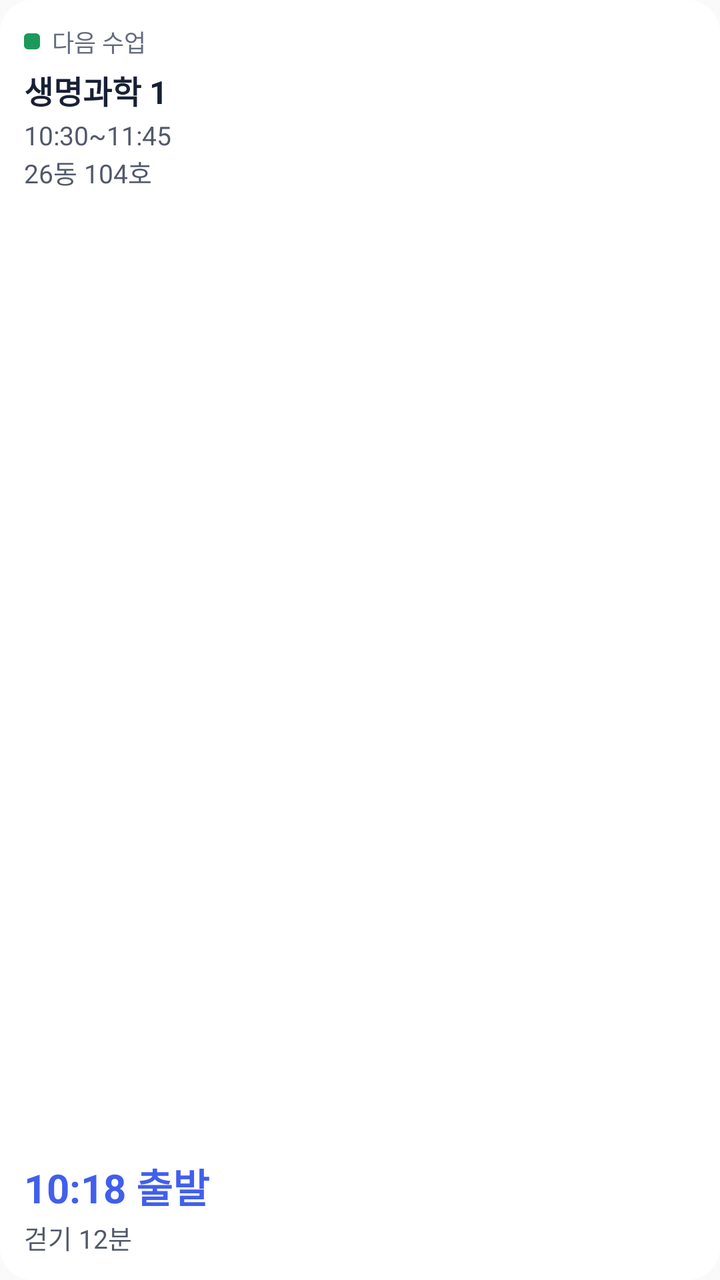
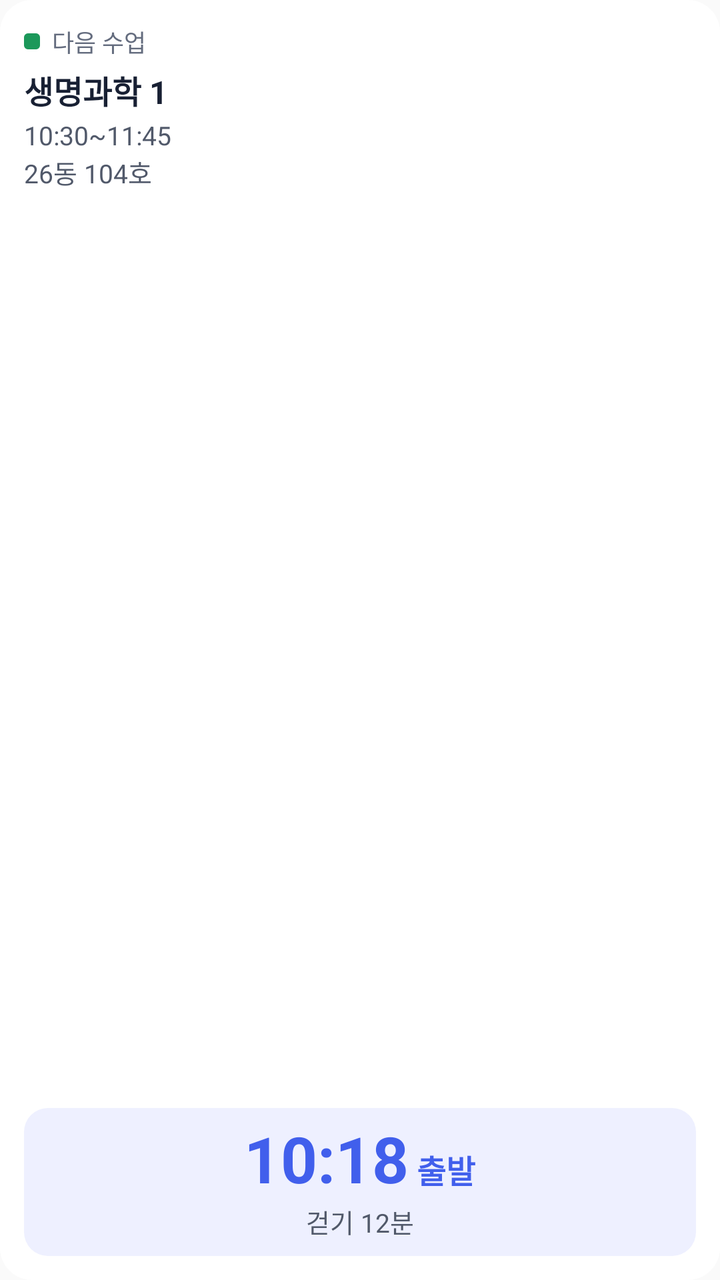

Screens rendered from an Android XML layout before and after an edit, with the pre-edit source and the edit as a unified diff.
<!-- AndroidManifest.xml: application theme AppTheme -->
<!-- res/layout/widget_next_preview.xml -->
<?xml version="1.0" encoding="utf-8"?>
<LinearLayout xmlns:android="http://schemas.android.com/apk/res/android"
    android:layout_width="match_parent"
    android:layout_height="match_parent"
    android:background="@drawable/widget_bg"
    android:orientation="vertical"
    android:padding="12dp">

    <LinearLayout
        android:layout_width="match_parent"
        android:layout_height="wrap_content"
        android:gravity="center_vertical"
        android:orientation="horizontal">

        <ImageView
            android:layout_width="8dp"
            android:layout_height="8dp"
            android:layout_marginEnd="6dp"
            android:background="@drawable/widget_mark_item1"
            android:importantForAccessibility="no" />

        <TextView
            style="@style/TTWWidget.Caption"
            android:text="@string/w_next" />
    </LinearLayout>

    <TextView
        style="@style/TTWWidget.Title"
        android:layout_marginTop="4dp"
        android:text="@string/w_preview_name" />

    <TextView
        style="@style/TTWWidget.Body"
        android:layout_marginTop="2dp"
        android:text="@string/w_preview_time" />

    <TextView
        style="@style/TTWWidget.Body"
        android:text="@string/w_preview_place" />

    <FrameLayout
        android:layout_width="match_parent"
        android:layout_height="0dp"
        android:layout_weight="1"
        android:minHeight="4dp" />

    <TextView
        style="@style/TTWWidget.Hero"
        android:text="@string/w_preview_hero" />

    <TextView
        style="@style/TTWWidget.HeroSub"
        android:layout_marginTop="2dp"
        android:text="@string/w_preview_hero_sub" />
</LinearLayout>
<!-- resources referenced by this layout -->
<resources>
  <!-- drawable widget_bg (drawable) -->
  <?xml version="1.0" encoding="utf-8"?>
  <shape xmlns:android="http://schemas.android.com/apk/res/android" android:shape="rectangle">
      <solid android:color="@color/widget_bg" />
      <corners android:radius="16dp" />
  </shape>
  <!-- drawable widget_mark_item1 (drawable) -->
  <?xml version="1.0" encoding="utf-8"?>
  <shape xmlns:android="http://schemas.android.com/apk/res/android" android:shape="rectangle">
      <solid android:color="@color/widget_mark_item1" />
      <corners android:radius="2dp" />
  </shape>
  <string name="w_next">다음 수업</string>
  <string name="w_preview_hero">10:18 출발</string>
  <string name="w_preview_hero_sub">걷기 12분</string>
  <string name="w_preview_name">생명과학 1</string>
  <string name="w_preview_place">26동 104호</string>
  <string name="w_preview_time">10:30~11:45</string>
  <style name="TTWWidget.Body">
          <item name="android:layout_width">match_parent</item>
          <item name="android:layout_height">wrap_content</item>
          <item name="android:textSize">13sp</item>
          <item name="android:textColor">@color/widget_text2</item>
          <item name="android:maxLines">1</item>
          <item name="android:ellipsize">end</item>
      </style>
  <style name="TTWWidget.Hero">
          <item name="android:layout_width">match_parent</item>
          <item name="android:layout_height">wrap_content</item>
          <item name="android:textSize">20sp</item>
          <item name="android:textStyle">bold</item>
          <item name="android:textColor">@color/widget_accent</item>
          <item name="android:fontFeatureSettings">tnum</item>
          <item name="android:maxLines">1</item>
          <item name="android:ellipsize">end</item>
          <item name="android:includeFontPadding">false</item>
      </style>
  <style name="TTWWidget.HeroSub">
          <item name="android:layout_width">match_parent</item>
          <item name="android:layout_height">wrap_content</item>
          <item name="android:textSize">13sp</item>
          <item name="android:textColor">@color/widget_text2</item>
          <item name="android:maxLines">1</item>
          <item name="android:ellipsize">end</item>
          <item name="android:includeFontPadding">false</item>
      </style>
  <style name="TTWWidget.Title">
          <item name="android:layout_width">match_parent</item>
          <item name="android:layout_height">wrap_content</item>
          <item name="android:textSize">16sp</item>
          <item name="android:textStyle">bold</item>
          <item name="android:textColor">@color/widget_text</item>
          <item name="android:maxLines">2</item>
          <item name="android:ellipsize">end</item>
      </style>
  <style name="AppTheme" parent="Theme.AppCompat.Light.DarkActionBar">
          
          <item name="colorPrimary">@color/colorPrimary</item>
          <item name="colorPrimaryDark">@color/colorPrimaryDark</item>
          <item name="colorAccent">@color/colorAccent</item>
      </style>
  <color name="widget_bg">#FFFFFF</color>
  <color name="widget_mark_item1">#1C985A</color>
  <color name="widget_text2">#51596A</color>
  <color name="widget_text3">#646C7E</color>
  <color name="widget_accent">#415FEC</color>
  <color name="widget_text">#182033</color>
  <!-- unchanged entries left out for length: 1 -->
</resources>

<!-- the commit's change to res/layout/widget_next_preview.xml (unified diff, before → after) -->
@@ -44,12 +44,35 @@
         android:layout_weight="1"
         android:minHeight="4dp" />
 
-    <TextView
-        style="@style/TTWWidget.Hero"
-        android:text="@string/w_preview_hero" />
+    <LinearLayout
+        android:layout_width="match_parent"
+        android:layout_height="wrap_content"
+        android:background="@drawable/widget_block"
+        android:gravity="center_horizontal"
+        android:orientation="vertical"
+        android:padding="8dp">
 
-    <TextView
-        style="@style/TTWWidget.HeroSub"
-        android:layout_marginTop="2dp"
-        android:text="@string/w_preview_hero_sub" />
+        <LinearLayout
+            android:layout_width="wrap_content"
+            android:layout_height="wrap_content"
+            android:baselineAligned="true"
+            android:orientation="horizontal">
+
+            <TextView
+                style="@style/TTWWidget.Hero"
+                android:text="@string/w_preview_hero_time" />
+
+            <TextView
+                style="@style/TTWWidget.Hero"
+                android:layout_marginStart="4dp"
+                android:text="@string/w_preview_hero_word"
+                android:textSize="16sp" />
+        </LinearLayout>
+
+        <TextView
+            style="@style/TTWWidget.HeroSub"
+            android:layout_width="wrap_content"
+            android:layout_marginTop="2dp"
+            android:text="@string/w_preview_hero_sub" />
+    </LinearLayout>
 </LinearLayout>
<!-- resource entries referenced after the edit -->
@@ -6,6 +6,12 @@
       <solid android:color="@color/widget_bg" />
       <corners android:radius="16dp" />
   </shape>
+  <!-- drawable widget_block (drawable) -->
+  <?xml version="1.0" encoding="utf-8"?>
+  <shape xmlns:android="http://schemas.android.com/apk/res/android" android:shape="rectangle">
+      <solid android:color="@color/widget_accent_weak" />
+      <corners android:radius="12dp" />
+  </shape>
   <!-- drawable widget_mark_item1 (drawable) -->
   <?xml version="1.0" encoding="utf-8"?>
   <shape xmlns:android="http://schemas.android.com/apk/res/android" android:shape="rectangle">
@@ -13,8 +19,9 @@
       <corners android:radius="2dp" />
   </shape>
   <string name="w_next">다음 수업</string>
-  <string name="w_preview_hero">10:18 출발</string>
   <string name="w_preview_hero_sub">걷기 12분</string>
+  <string name="w_preview_hero_time">10:18</string>
+  <string name="w_preview_hero_word">출발</string>
   <string name="w_preview_name">생명과학 1</string>
   <string name="w_preview_place">26동 104호</string>
   <string name="w_preview_time">10:30~11:45</string>
@@ -27,9 +34,10 @@
           <item name="android:ellipsize">end</item>
       </style>
   <style name="TTWWidget.Hero">
-          <item name="android:layout_width">match_parent</item>
+          <item name="android:layout_width">wrap_content</item>
           <item name="android:layout_height">wrap_content</item>
-          <item name="android:textSize">20sp</item>
+          <item name="android:gravity">center</item>
+          <item name="android:textSize">32sp</item>
           <item name="android:textStyle">bold</item>
           <item name="android:textColor">@color/widget_accent</item>
           <item name="android:fontFeatureSettings">tnum</item>
@@ -62,6 +70,7 @@
           <item name="colorAccent">@color/colorAccent</item>
       </style>
   <color name="widget_bg">#FFFFFF</color>
+  <color name="widget_accent_weak">#EEF0FF</color>
   <color name="widget_mark_item1">#1C985A</color>
   <color name="widget_text2">#51596A</color>
   <color name="widget_text3">#646C7E</color>
